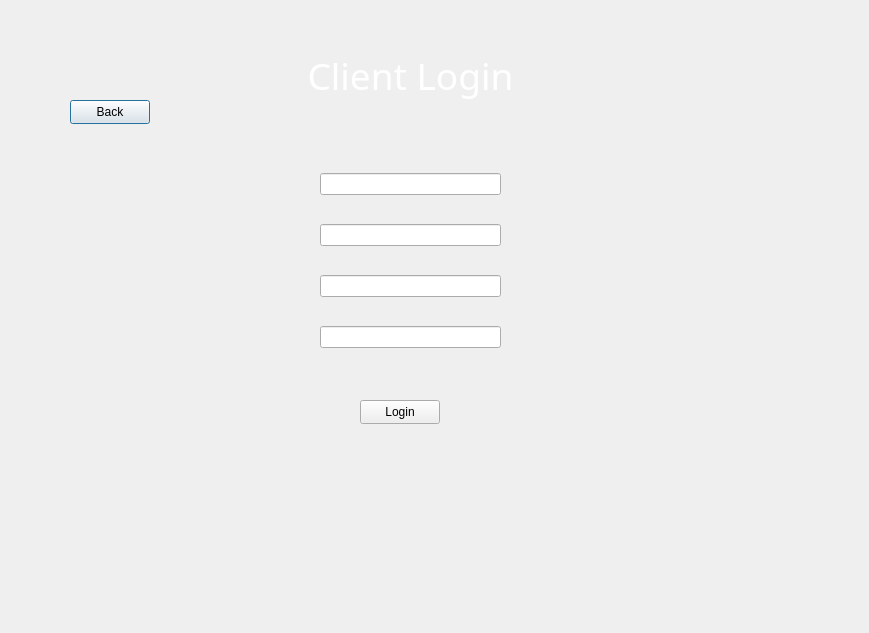
Qt form 3_Solution/Client/clientlogin.ui (SabinGhost19/OOP-Project) before a commit.
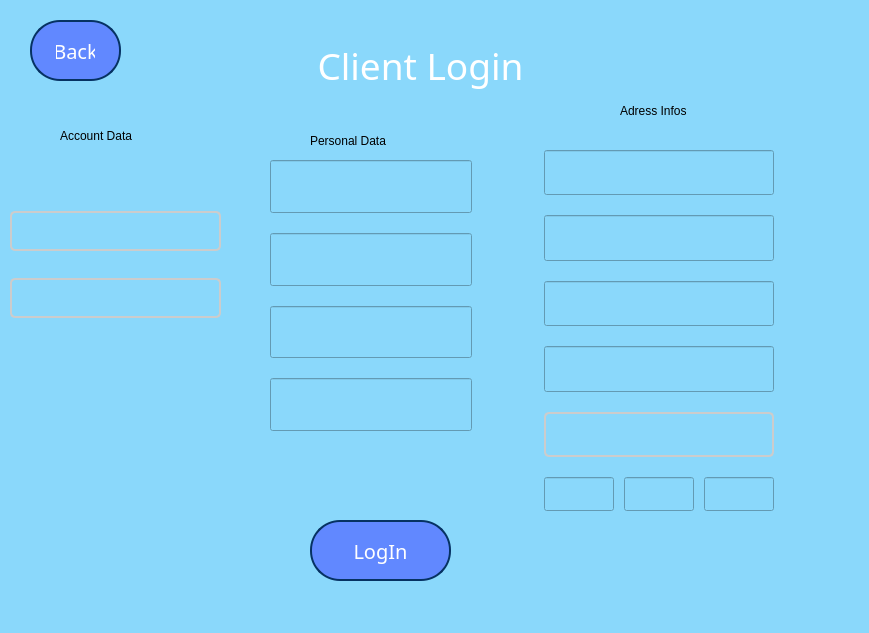
The same form after that commit.

Diff of the .ui file:
```diff
--- a/3_Solution/Client/clientlogin.ui
+++ b/3_Solution/Client/clientlogin.ui
@@ -13,71 +13,48 @@
   <property name="windowTitle">
    <string>Dialog</string>
   </property>
+  <property name="styleSheet">
+   <string notr="true">background-color:#8AD8FB;</string>
+  </property>
   <widget class="QPushButton" name="pushButton">
    <property name="geometry">
     <rect>
-     <x>70</x>
-     <y>100</y>
-     <width>80</width>
-     <height>24</height>
+     <x>30</x>
+     <y>20</y>
+     <width>91</width>
+     <height>61</height>
     </rect>
    </property>
+   <property name="styleSheet">
+    <string notr="true">QPushButton {
+    font-family: sans-serif;
+    font-size: 20px;
+    color: #fff;
+    background-color: #6188FF;
+    padding: 12px 24px;
+    border: 2px solid #063263; /* Adăugați contur cu grosimea și culoarea specificată */
+    border-radius: 30px;
+    cursor: pointer;
+    transition: background-color 0.3s ease;
+}
+
+QPushButton:hover {
+    background-color: #0056b3;
+}
+/* Stil pentru butoanele QPushButton */
+
+
+</string>
+   </property>
    <property name="text">
     <string>Back</string>
    </property>
   </widget>
-  <widget class="QWidget" name="widget" native="true">
+  <widget class="QLabel" name="Title">
    <property name="geometry">
     <rect>
-     <x>260</x>
-     <y>120</y>
-     <width>301</width>
-     <height>331</height>
-    </rect>
-   </property>
-   <widget class="QPushButton" name="LoginButton">
-    <property name="geometry">
-     <rect>
-      <x>100</x>
-      <y>280</y>
-      <width>80</width>
-      <height>24</height>
-     </rect>
-    </property>
-    <property name="text">
-     <string>Login</string>
-    </property>
-   </widget>
-   <widget class="QWidget" name="layoutWidget">
-    <property name="geometry">
-     <rect>
-      <x>60</x>
-      <y>30</y>
-      <width>181</width>
-      <height>221</height>
-     </rect>
-    </property>
-    <layout class="QVBoxLayout" name="verticalLayout">
-     <item>
-      <widget class="QLineEdit" name="lineEdit"/>
-     </item>
-     <item>
-      <widget class="QLineEdit" name="lineEdit_2"/>
-     </item>
-     <item>
-      <widget class="QLineEdit" name="lineEdit_3"/>
-     </item>
-     <item>
-      <widget class="QLineEdit" name="lineEdit_4"/>
-     </item>
-    </layout>
-   </widget>
-  </widget>
-  <widget class="QLabel" name="label">
-   <property name="geometry">
-    <rect>
-     <x>220</x>
-     <y>40</y>
+     <x>230</x>
+     <y>30</y>
      <width>381</width>
      <height>71</height>
     </rect>
@@ -100,6 +77,399 @@
     <set>Qt::AlignCenter</set>
    </property>
   </widget>
+  <widget class="QWidget" name="widget_2" native="true">
+   <property name="geometry">
+    <rect>
+     <x>540</x>
+     <y>150</y>
+     <width>240</width>
+     <height>361</height>
+    </rect>
+   </property>
+   <layout class="QGridLayout" name="gridLayout">
+    <property name="verticalSpacing">
+     <number>20</number>
+    </property>
+    <item row="0" column="0" colspan="3">
+     <widget class="QLineEdit" name="Tara">
+      <property name="minimumSize">
+       <size>
+        <width>200</width>
+        <height>40</height>
+       </size>
+      </property>
+      <property name="maximumSize">
+       <size>
+        <width>400</width>
+        <height>80</height>
+       </size>
+      </property>
+     </widget>
+    </item>
+    <item row="1" column="0" colspan="3">
+     <widget class="QLineEdit" name="Judet">
+      <property name="minimumSize">
+       <size>
+        <width>200</width>
+        <height>40</height>
+       </size>
+      </property>
+      <property name="maximumSize">
+       <size>
+        <width>400</width>
+        <height>80</height>
+       </size>
+      </property>
+     </widget>
+    </item>
+    <item row="2" column="0" colspan="3">
+     <widget class="QLineEdit" name="Oras">
+      <property name="minimumSize">
+       <size>
+        <width>200</width>
+        <height>40</height>
+       </size>
+      </property>
+      <property name="maximumSize">
+       <size>
+        <width>400</width>
+        <height>80</height>
+       </size>
+      </property>
+     </widget>
+    </item>
+    <item row="3" column="0" colspan="3">
+     <widget class="QLineEdit" name="CodPostal">
+      <property name="minimumSize">
+       <size>
+        <width>200</width>
+        <height>40</height>
+       </size>
+      </property>
+      <property name="maximumSize">
+       <size>
+        <width>400</width>
+        <height>80</height>
+       </size>
+      </property>
+     </widget>
+    </item>
+    <item row="4" column="0" colspan="3">
+     <widget class="QLineEdit" name="Strada">
+      <property name="minimumSize">
+       <size>
+        <width>200</width>
+        <height>40</height>
+       </size>
+      </property>
+      <property name="maximumSize">
+       <size>
+        <width>400</width>
+        <height>80</height>
+       </size>
+      </property>
+      <property name="styleSheet">
+       <string notr="true">QLineEdit {
+    border: 2px solid #ccc;  /* Adaugă un contur de 2px solid cu o culoare gri deschis */
+    border-radius: 5px;      /* Rotunjeste marginile */
+    padding: 5px;            /* Adaugă un spațiu de 5px în interiorul lineEdit-ului */
+    font-family: Arial, sans-serif; /* Setează fontul textului */
+    font-size: 14px;         /* Setează dimensiunea fontului */
+    color: #333;             /* Setează culoarea textului la un gri mai închis */
+}
+
+QLineEdit:hover {
+    border-color: #aaa;      /* Schimbă culoarea conturului la un gri mai deschis atunci când mouse-ul este deasupra */
+}
+
+QLineEdit:focus {
+    border-color: #0078d7;  /* Schimbă culoarea conturului la albastru atunci când lineEdit-ul are focus */
+}</string>
+      </property>
+     </widget>
+    </item>
+    <item row="5" column="0">
+     <widget class="QLineEdit" name="Numarul">
+      <property name="minimumSize">
+       <size>
+        <width>60</width>
+        <height>30</height>
+       </size>
+      </property>
+      <property name="maximumSize">
+       <size>
+        <width>70</width>
+        <height>34</height>
+       </size>
+      </property>
+     </widget>
+    </item>
+    <item row="5" column="1">
+     <widget class="QLineEdit" name="Scara">
+      <property name="minimumSize">
+       <size>
+        <width>60</width>
+        <height>30</height>
+       </size>
+      </property>
+      <property name="maximumSize">
+       <size>
+        <width>70</width>
+        <height>34</height>
+       </size>
+      </property>
+     </widget>
+    </item>
+    <item row="5" column="2">
+     <widget class="QLineEdit" name="NumarApartament">
+      <property name="minimumSize">
+       <size>
+        <width>60</width>
+        <height>30</height>
+       </size>
+      </property>
+      <property name="maximumSize">
+       <size>
+        <width>70</width>
+        <height>34</height>
+       </size>
+      </property>
+     </widget>
+    </item>
+   </layout>
+  </widget>
+  <widget class="QPushButton" name="LoginButton">
+   <property name="geometry">
+    <rect>
+     <x>310</x>
+     <y>520</y>
+     <width>141</width>
+     <height>61</height>
+    </rect>
+   </property>
+   <property name="styleSheet">
+    <string notr="true">QPushButton {
+    font-family: sans-serif;
+    font-size: 20px;
+    color: #fff;
+    background-color: #6188FF;
+    padding: 12px 24px;
+    border: 2px solid #063263; /* Adăugați contur cu grosimea și culoarea specificată */
+    border-radius: 30px;
+    cursor: pointer;
+    transition: background-color 0.3s ease;
+}
+
+QPushButton:hover {
+    background-color: #0056b3;
+}
+/* Stil pentru butoanele QPushButton */
+
+
+</string>
+   </property>
+   <property name="text">
+    <string>LogIn</string>
+   </property>
+  </widget>
+  <widget class="QLabel" name="Header_1">
+   <property name="geometry">
+    <rect>
+     <x>60</x>
+     <y>110</y>
+     <width>111</width>
+     <height>51</height>
+    </rect>
+   </property>
+   <property name="text">
+    <string>Account Data</string>
+   </property>
+  </widget>
+  <widget class="QLabel" name="Header_2">
+   <property name="geometry">
+    <rect>
+     <x>310</x>
+     <y>120</y>
+     <width>81</width>
+     <height>41</height>
+    </rect>
+   </property>
+   <property name="text">
+    <string>Personal Data</string>
+   </property>
+  </widget>
+  <widget class="QLabel" name="Header_3">
+   <property name="geometry">
+    <rect>
+     <x>620</x>
+     <y>90</y>
+     <width>81</width>
+     <height>41</height>
+    </rect>
+   </property>
+   <property name="text">
+    <string>Adress Infos</string>
+   </property>
+  </widget>
+  <widget class="QWidget" name="">
+   <property name="geometry">
+    <rect>
+     <x>10</x>
+     <y>190</y>
+     <width>211</width>
+     <height>151</height>
+    </rect>
+   </property>
+   <layout class="QGridLayout" name="gridLayout_2">
+    <item row="0" column="0">
+     <widget class="QLineEdit" name="Email">
+      <property name="minimumSize">
+       <size>
+        <width>200</width>
+        <height>30</height>
+       </size>
+      </property>
+      <property name="maximumSize">
+       <size>
+        <width>380</width>
+        <height>40</height>
+       </size>
+      </property>
+      <property name="styleSheet">
+       <string notr="true">QLineEdit {
+    border: 2px solid #ccc;  /* Adaugă un contur de 2px solid cu o culoare gri deschis */
+    border-radius: 5px;      /* Rotunjeste marginile */
+    padding: 5px;            /* Adaugă un spațiu de 5px în interiorul lineEdit-ului */
+    font-family: Arial, sans-serif; /* Setează fontul textului */
+    font-size: 14px;         /* Setează dimensiunea fontului */
+    color: #333;             /* Setează culoarea textului la un gri mai închis */
+}
+
+QLineEdit:hover {
+    border-color: #aaa;      /* Schimbă culoarea conturului la un gri mai deschis atunci când mouse-ul este deasupra */
+}
+
+QLineEdit:focus {
+    border-color: #0078d7;  /* Schimbă culoarea conturului la albastru atunci când lineEdit-ul are focus */
+}</string>
+      </property>
+     </widget>
+    </item>
+    <item row="1" column="0">
+     <widget class="QLineEdit" name="Parola">
+      <property name="minimumSize">
+       <size>
+        <width>200</width>
+        <height>30</height>
+       </size>
+      </property>
+      <property name="maximumSize">
+       <size>
+        <width>380</width>
+        <height>40</height>
+       </size>
+      </property>
+      <property name="styleSheet">
+       <string notr="true">QLineEdit {
+    border: 2px solid #ccc;  /* Adaugă un contur de 2px solid cu o culoare gri deschis */
+    border-radius: 5px;      /* Rotunjeste marginile */
+    padding: 5px;            /* Adaugă un spațiu de 5px în interiorul lineEdit-ului */
+    font-family: Arial, sans-serif; /* Setează fontul textului */
+    font-size: 14px;         /* Setează dimensiunea fontului */
+    color: #333;             /* Setează culoarea textului la un gri mai închis */
+}
+
+QLineEdit:hover {
+    border-color: #aaa;      /* Schimbă culoarea conturului la un gri mai deschis atunci când mouse-ul este deasupra */
+}
+
+QLineEdit:focus {
+    border-color: #0078d7;  /* Schimbă culoarea conturului la albastru atunci când lineEdit-ul are focus */
+}</string>
+      </property>
+     </widget>
+    </item>
+   </layout>
+  </widget>
+  <widget class="QWidget" name="">
+   <property name="geometry">
+    <rect>
+     <x>270</x>
+     <y>160</y>
+     <width>202</width>
+     <height>271</height>
+    </rect>
+   </property>
+   <layout class="QGridLayout" name="gridLayout_3">
+    <property name="verticalSpacing">
+     <number>20</number>
+    </property>
+    <item row="0" column="0">
+     <widget class="QLineEdit" name="Nume">
+      <property name="minimumSize">
+       <size>
+        <width>200</width>
+        <height>40</height>
+       </size>
+      </property>
+      <property name="maximumSize">
+       <size>
+        <width>400</width>
+        <height>60</height>
+       </size>
+      </property>
+     </widget>
+    </item>
+    <item row="1" column="0">
+     <widget class="QLineEdit" name="Prenume">
+      <property name="minimumSize">
+       <size>
+        <width>200</width>
+        <height>40</height>
+       </size>
+      </property>
+      <property name="maximumSize">
+       <size>
+        <width>400</width>
+        <height>60</height>
+       </size>
+      </property>
+     </widget>
+    </item>
+    <item row="2" column="0">
+     <widget class="QLineEdit" name="Telefon">
+      <property name="minimumSize">
+       <size>
+        <width>200</width>
+        <height>40</height>
+       </size>
+      </property>
+      <property name="maximumSize">
+       <size>
+        <width>400</width>
+        <height>60</height>
+       </size>
+      </property>
+     </widget>
+    </item>
+    <item row="3" column="0">
+     <widget class="QLineEdit" name="DataNasterii">
+      <property name="minimumSize">
+       <size>
+        <width>200</width>
+        <height>40</height>
+       </size>
+      </property>
+      <property name="maximumSize">
+       <size>
+        <width>400</width>
+        <height>60</height>
+       </size>
+      </property>
+     </widget>
+    </item>
+   </layout>
+  </widget>
  </widget>
  <resources/>
  <connections/>
```
